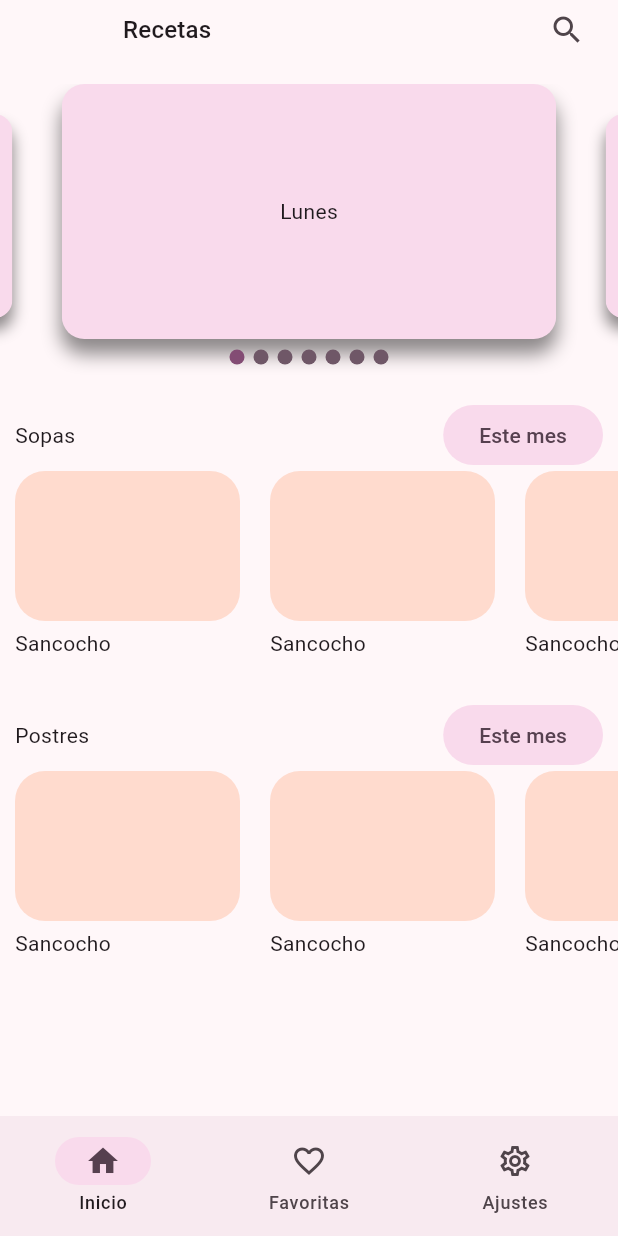
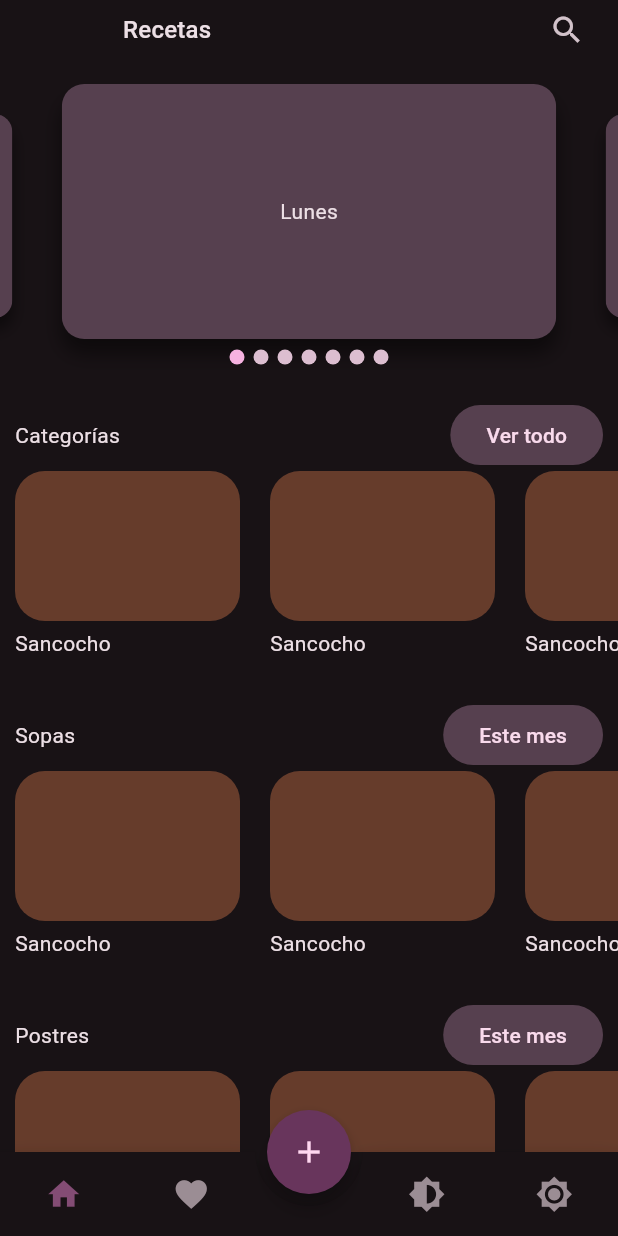
Before and after one commit to jaimetellezb/recipes_app, a Flutter app: the screen it shows after launch, on a phone screen of 412 x 824 dp. Run offline on Flutter 3.47's test engine with Material 2 defaults, Android fonts, the phone set to English and light mode, and no system bars; drawn by our look-alikes of animated_bottom_navigation_bar, card_swiper; our stand-ins replace go_router.

Commit message:
changes in bottomNavigationBar

```diff
--- a/lib/config/theme/app_theme.dart
+++ b/lib/config/theme/app_theme.dart
@@ -6,6 +6,7 @@ class AppTheme {
   ThemeData getTheme() => ThemeData(
         colorScheme: ColorScheme.fromSeed(
           seedColor: const Color(0xFF8D427C),
+          brightness: Brightness.dark,
         ),
         useMaterial3: true,
       );
--- a/lib/presentation/screens/recipes/home_screen.dart
+++ b/lib/presentation/screens/recipes/home_screen.dart
@@ -1,7 +1,6 @@
 // ignore_for_file: public_member_api_docs
 
 import 'package:flutter/material.dart';
-import 'package:recipes_app/presentation/views/recipes/menus_view.dart';
 import 'package:recipes_app/presentation/views/views.dart';
 import 'package:recipes_app/presentation/widgets/shared/custom_navigation_bar.dart';
 
@@ -14,7 +13,7 @@ class HomeScreen extends StatelessWidget {
   final viewRoutes = const <Widget>[
     HomeView(),
     FavoritesView(),
-    MenusView(),
+    // MenusView(),
   ];
 
   @override
@@ -24,12 +23,14 @@ class HomeScreen extends StatelessWidget {
         index: pageIndex,
         children: viewRoutes,
       ),
+      floatingActionButtonLocation: FloatingActionButtonLocation.centerDocked,
       bottomNavigationBar: CustomNavigationBar(currentIndex: pageIndex),
-      // floatingActionButtonLocation: FloatingActionButtonLocation.centerDocked,
-      // floatingActionButton: FloatingActionButton(
-      //   onPressed: () => context.push('/new-recipe'),
-      //   child: const Icon(Icons.add),
-      // ),
+      floatingActionButton: FloatingActionButton(
+        shape: const CircleBorder(),
+        elevation: 5,
+        onPressed: () {},
+        child: const Icon(Icons.add),
+      ),
     );
   }
 }
--- a/lib/presentation/views/recipes/home_view.dart
+++ b/lib/presentation/views/recipes/home_view.dart
@@ -37,7 +37,15 @@ class HomeViewState extends State<HomeView> {
                 children: [
                   WeeklyMenuSlideShow(),
                   RecipeHorizontalListView(
+                    title: 'Categorías',
+                    subTitle: 'Ver todo',
+                  ),
+                  RecipeHorizontalListView(
                     title: 'Sopas',
+                    subTitle: 'Este mes',
+                  ),
+                  RecipeHorizontalListView(
+                    title: 'Postres',
                     subTitle: 'Este mes',
                   ),
                   RecipeHorizontalListView(
@@ -54,25 +62,5 @@ class HomeViewState extends State<HomeView> {
         ),
       ],
     );
-
-    // return ListView.builder(
-    //   itemBuilder: (context, index) {
-    //     final iconData = _isFavorite ? Icons.favorite : Icons.favorite_border;
-    //     return ListTile(
-    //       onTap: () {
-    //         context.push('/recipe-detail');
-    //       },
-    //       title: const Text('Arroz con pollito'),
-    //       subtitle: const Text('subtitulo'),
-    //       trailing: IconButton(
-    //         icon: Icon(iconData),
-    //         onPressed: () {
-    //           _isFavorite = !_isFavorite;
-    //           setState(() {});
-    //         },
-    //       ),
-    //     );
-    //   },
-    // );
   }
 }
--- a/lib/presentation/widgets/shared/custom_navigation_bar.dart
+++ b/lib/presentation/widgets/shared/custom_navigation_bar.dart
@@ -1,5 +1,15 @@
+import 'package:animated_bottom_navigation_bar/animated_bottom_navigation_bar.dart';
 import 'package:flutter/material.dart';
 import 'package:go_router/go_router.dart';
+
+//
+
+const iconList = <IconData>[
+  Icons.home,
+  Icons.favorite,
+  Icons.brightness_6,
+  Icons.brightness_7,
+];
 
 /// custom navigation bar
 
@@ -20,14 +30,14 @@ List<Widget> _barWithBadgeDestinations = [
     selectedIcon: Icon(Icons.favorite),
     // selectedIcon: Badge(label: Text('10'), child: Icon(Icons.chat_bubble)),
   ),
-  const NavigationDestination(
-    tooltip: '',
-    icon: Icon(Icons.settings_outlined),
-    // icon: Badge(label: Text('10'), child: Icon(Icons.chat_bubble_outline)),
-    label: 'Ajustes',
-    selectedIcon: Icon(Icons.settings),
-    // selectedIcon: Badge(label: Text('10'), child: Icon(Icons.chat_bubble)),
-  ),
+  // const NavigationDestination(
+  //   tooltip: '',
+  //   icon: Icon(Icons.settings_outlined),
+  //   // icon: Badge(label: Text('10'), child: Icon(Icons.chat_bubble_outline)),
+  //   label: 'Ajustes',
+  //   selectedIcon: Icon(Icons.settings),
+  //   // selectedIcon: Badge(label: Text('10'), child: Icon(Icons.chat_bubble)),
+  // ),
 ];
 
 ///
@@ -53,10 +63,25 @@ class CustomNavigationBar extends StatelessWidget {
 
   @override
   Widget build(BuildContext context) {
-    return NavigationBar(
-      onDestinationSelected: (int index) => _onItemTapped(context, index),
-      selectedIndex: currentIndex,
-      destinations: _barWithBadgeDestinations,
+    final colors = Theme.of(context).colorScheme;
+    return AnimatedBottomNavigationBar(
+      shadow: const Shadow(
+        color: Colors.black45,
+      ),
+      icons: iconList,
+      activeColor: colors.inversePrimary,
+      splashColor: colors.secondary,
+      inactiveColor: colors.outline,
+      backgroundColor: colors.background,
+      activeIndex: currentIndex,
+      gapLocation: GapLocation.center,
+      notchSmoothness: NotchSmoothness.defaultEdge,
+      hideAnimationCurve: Curves.easeInCirc,
+
+      // leftCornerRadius: 10,
+      iconSize: 25,
+      // rightCornerRadius: 10,
+      onTap: (int index) => _onItemTapped(context, index),
     );
   }
 }
--- a/pubspec.yaml
+++ b/pubspec.yaml
@@ -28,6 +28,7 @@ environment:
 # the latest version available on pub.dev. To see which dependencies have newer
 # versions available, run `flutter pub outdated`.
 dependencies:
+  animated_bottom_navigation_bar: ^1.2.0
   card_swiper: ^2.0.4
   cupertino_icons: ^1.0.2
   flutter:
@@ -36,11 +37,6 @@ dependencies:
   very_good_analysis: ^5.0.0+1
 
 dev_dependencies:
-  # The "flutter_lints" package below contains a set of recommended lints to
-  # encourage good coding practices. The lint set provided by the package is
-  # activated in the `analysis_options.yaml` file located at the root of your
-  # package. See that file for information about deactivating specific lint
-  # rules and activating additional ones.
   flutter_lints: ^2.0.1
   flutter_test:
     sdk: flutter
```
Also changed, not shown: pubspec.lock.
